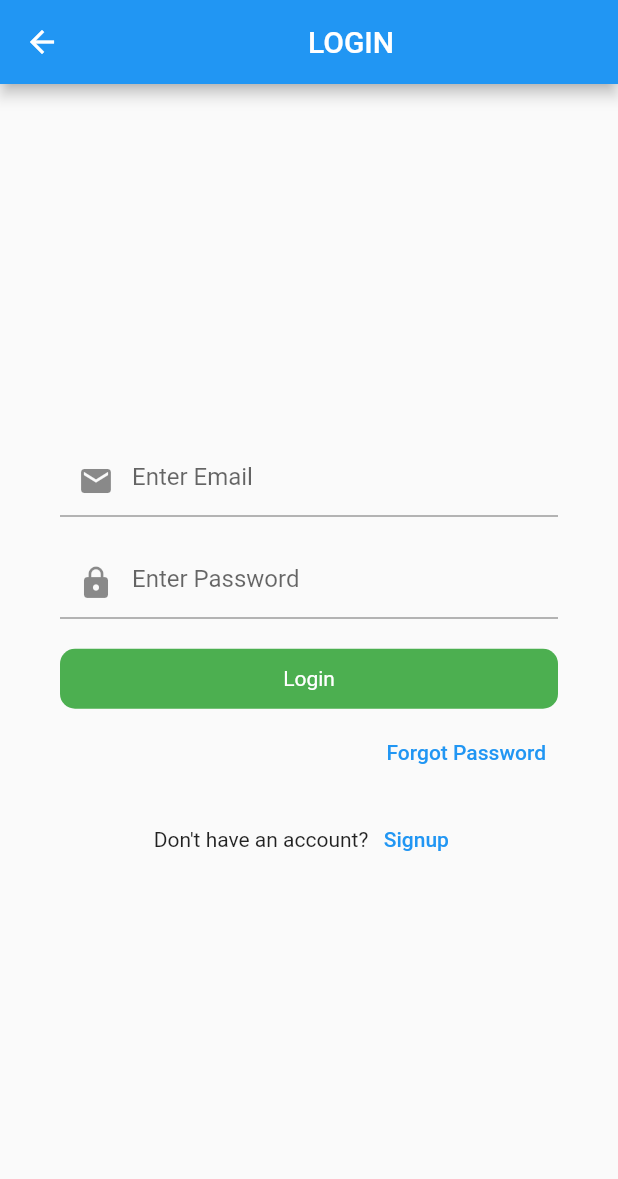
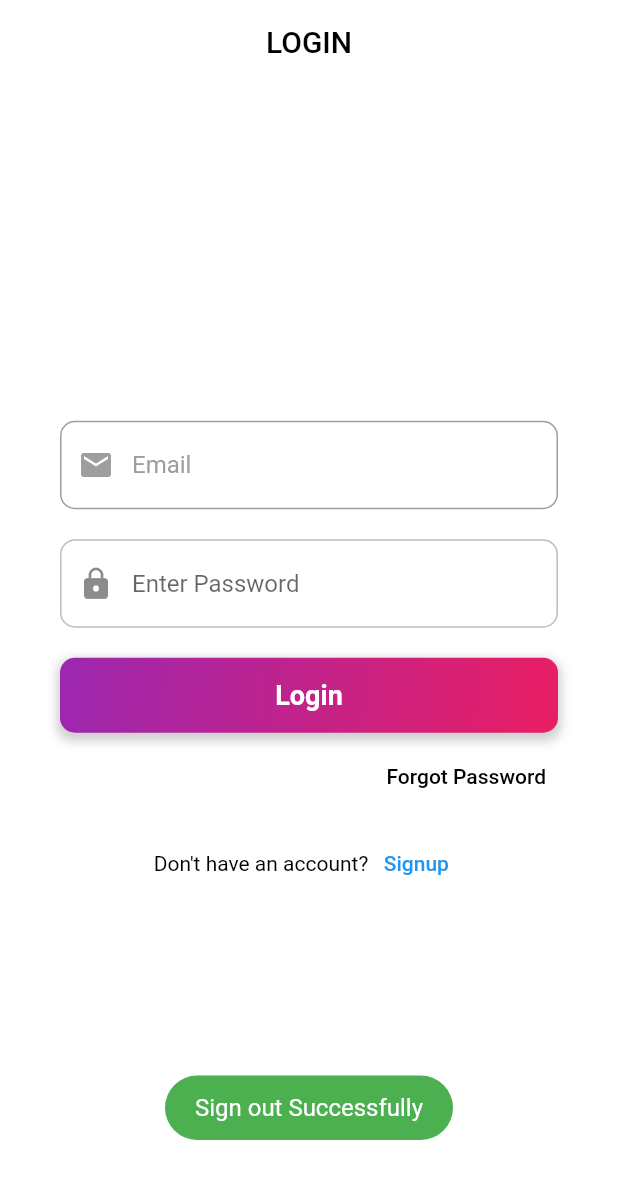
Before and after one commit to asadullah43/crud-app, a Flutter app: the DataScreen screen opened by its route, after a tap on the "logout" icon, on a phone screen of 412 x 824 dp. Shown: the top 1179 px of the screen. Run offline on Flutter 3.47's test engine with Material 2 defaults, Android fonts, the phone set to English and light mode, and no system bars; our stand-ins replace another_flushbar, cloud_firestore, firebase_auth, firebase_core, fluttertoast; accounts and stored records are empty.

Commit message:
changes in design

```diff
--- a/lib/res/color.dart
+++ /dev/null
@@ -1,5 +0,0 @@
-import 'package:flutter/material.dart';
-
-const Color whiteColor = Color(0xFFFFFFFF);
-
-const Color buttonColor = Colors.green;
--- a/lib/res/components/email_field.dart
+++ b/lib/res/components/email_field.dart
@@ -25,9 +25,28 @@ class EmailTextFormField extends StatelessWidget {
         emailFocusNode.unfocus();
         FocusScope.of(context).requestFocus(passwordFocusNode);
       },
-      decoration: const InputDecoration(
+      decoration: InputDecoration(
+        labelText: 'Email',
+        labelStyle: const TextStyle(color: Colors.grey),
         hintText: 'Enter Email',
-        prefixIcon: Icon(Icons.email),
+        hintStyle: const TextStyle(color: Colors.grey),
+        prefixIcon: const Icon(Icons.email, color: Colors.grey),
+        focusedBorder: OutlineInputBorder(
+          borderSide: const BorderSide(color: Colors.blue),
+          borderRadius: BorderRadius.circular(10),
+        ),
+        enabledBorder: OutlineInputBorder(
+          borderSide: const BorderSide(color: Colors.grey),
+          borderRadius: BorderRadius.circular(10),
+        ),
+        errorBorder: OutlineInputBorder(
+          borderSide: const BorderSide(color: Colors.red),
+          borderRadius: BorderRadius.circular(10),
+        ),
+        focusedErrorBorder: OutlineInputBorder(
+          borderSide: const BorderSide(color: Colors.red),
+          borderRadius: BorderRadius.circular(10),
+        ),
       ),
       validator: validator,
     );
--- a/lib/res/components/password_field.dart
+++ b/lib/res/components/password_field.dart
@@ -16,9 +16,26 @@ class PasswordTextFormField extends StatelessWidget {
       controller: controller,
       focusNode: FocusNode(),
       obscureText: true,
-      decoration: const InputDecoration(
+      decoration: InputDecoration(
         hintText: 'Enter Password',
-        prefixIcon: Icon(Icons.lock),
+        prefixIcon: const Icon(Icons.lock),
+        fillColor: Colors.grey[200],
+        enabledBorder: OutlineInputBorder(
+          borderRadius: BorderRadius.circular(10),
+          borderSide: BorderSide(color: Colors.grey.shade400),
+        ),
+        focusedBorder: OutlineInputBorder(
+          borderRadius: BorderRadius.circular(10),
+          borderSide: BorderSide(color: Theme.of(context).primaryColor),
+        ),
+        errorBorder: OutlineInputBorder(
+          borderRadius: BorderRadius.circular(10),
+          borderSide: BorderSide(color: Colors.red.shade300),
+        ),
+        focusedErrorBorder: OutlineInputBorder(
+          borderRadius: BorderRadius.circular(10),
+          borderSide: BorderSide(color: Colors.red.shade300),
+        ),
       ),
       validator: validator,
     );
--- a/lib/res/components/round_button.dart
+++ b/lib/res/components/round_button.dart
@@ -1,10 +1,10 @@
-import 'package:crud_app/res/color.dart';
 import 'package:flutter/material.dart';
 
 class RoundButton extends StatelessWidget {
   final String title;
   final bool loading;
   final VoidCallback onPress;
+
   const RoundButton({
     Key? key,
     required this.title,
@@ -17,18 +17,37 @@ class RoundButton extends StatelessWidget {
     return InkWell(
       onTap: onPress,
       child: Container(
-        height: 40,
+        height: 50,
         decoration: BoxDecoration(
-            color: buttonColor, borderRadius: BorderRadius.circular(10)),
+          gradient: const LinearGradient(
+            colors: [Colors.purple, Colors.pink],
+            begin: Alignment.topLeft,
+            end: Alignment.bottomRight,
+          ),
+          boxShadow: [
+            BoxShadow(
+              color: Colors.grey.withOpacity(0.5),
+              spreadRadius: 2,
+              blurRadius: 5,
+              offset: const Offset(0, 3),
+            ),
+          ],
+          borderRadius: BorderRadius.circular(10),
+        ),
         child: Center(
-            child: loading
-                ? const CircularProgressIndicator(
-                    color: whiteColor,
-                  )
-                : Text(
-                    title,
-                    style: const TextStyle(color: whiteColor),
-                  )),
+          child: loading
+              ? const CircularProgressIndicator(
+                  color: Colors.white,
+                )
+              : Text(
+                  title,
+                  style: const TextStyle(
+                    color: Colors.white,
+                    fontWeight: FontWeight.bold,
+                    fontSize: 18,
+                  ),
+                ),
+        ),
       ),
     );
   }
--- a/lib/view/add_data_screen.dart
+++ b/lib/view/add_data_screen.dart
@@ -52,7 +52,7 @@ class _AddDataScreenState extends State<AddDataScreen> {
                     loading = false;
                     Navigator.pushNamed(context, RoutesName.dataScreen);
                   });
-                  Utils().flushBarErrorMessage('data added', context);
+                  Utils().showSuccessToast('data added', context);
                 }).onError((error, stackTrace) {
                   setState(() {
                     loading = false;
--- a/lib/view/auth/forgot_password.dart
+++ b/lib/view/auth/forgot_password.dart
@@ -54,7 +54,8 @@ class _ForgotPasswordScreenState extends State<ForgotPasswordScreen> {
                   setState(() {
                     loading = false;
                   });
-                  Utils().flushBarErrorMessage('Check email', context);
+                  Utils()
+                      .showSuccessToast('Email has been send to you', context);
                 }).onError((error, stackTrace) {
                   setState(() {
                     loading = false;
--- a/lib/view/auth/login_screen.dart
+++ b/lib/view/auth/login_screen.dart
@@ -45,7 +45,20 @@ class _LoginScreenState extends State<LoginScreen> {
   @override
   Widget build(BuildContext context) {
     return Scaffold(
-      appBar: AppBar(title: const Center(child: Text('LOGIN'))),
+      backgroundColor: Colors.white,
+      appBar: AppBar(
+        backgroundColor: Colors.white,
+        elevation: 0,
+        title: const Center(
+          child: Text(
+            'LOGIN',
+            style: TextStyle(
+              color: Colors.black,
+            ),
+          ),
+        ),
+        automaticallyImplyLeading: false,
+      ),
       body: Padding(
         padding: const EdgeInsets.symmetric(horizontal: 40),
         child: Form(
@@ -74,7 +87,7 @@ class _LoginScreenState extends State<LoginScreen> {
                     controller: passwordController,
                     validator: (value) {
                       if (value!.isEmpty) {
-                        return 'Enter email';
+                        return 'Enter password';
                       } else {
                         return null;
                       }
@@ -97,7 +110,12 @@ class _LoginScreenState extends State<LoginScreen> {
                       onPressed: () {
                         Navigator.pushNamed(context, RoutesName.forgotPassword);
                       },
-                      child: const Text('Forgot Password'),
+                      child: const Text(
+                        'Forgot Password',
+                        style: TextStyle(
+                          color: Colors.black,
+                        ),
+                      ),
                     ),
                   ),
                   const SizedBox(
@@ -106,7 +124,12 @@ class _LoginScreenState extends State<LoginScreen> {
                   Row(
                     mainAxisAlignment: MainAxisAlignment.center,
                     children: [
-                      const Text("Don't have an account?"),
+                      const Text(
+                        "Don't have an account?",
+                        style: TextStyle(
+                          color: Colors.black,
+                        ),
+                      ),
                       TextButton(
                         onPressed: () {
                           Navigator.pushNamed(context, RoutesName.signup);
--- a/lib/view_model/login_services.dart
+++ b/lib/view_model/login_services.dart
@@ -16,7 +16,7 @@ class LoginServices {
             password: passwordController.text.toString())
         .then((value) {
       Navigator.pushNamed(context, RoutesName.dataScreen);
-      Utils().flushBarErrorMessage('Login Successfull', context);
+      Utils().showSuccessToast('Login Successfully', context);
     }).onError((error, stackTrace) {
       Utils().flushBarErrorMessage(error.toString(), context);
     });
--- a/lib/view_model/signout_view_model.dart
+++ b/lib/view_model/signout_view_model.dart
@@ -13,6 +13,7 @@ class SignOutViewModel {
   Future<void> signOut() async {
     await auth.signOut().then((value) {
       Navigator.pushNamed(context, RoutesName.login);
+      Utils().showSuccessToast('Sign out Successfully', context);
     }).onError((error, stackTrace) {
       Utils().flushBarErrorMessage(error.toString(), context);
     });
--- a/lib/view_model/signup_services.dart
+++ b/lib/view_model/signup_services.dart
@@ -16,7 +16,7 @@ class SignUpServices {
             password: passwordController.text.toString())
         .then((value) {
       Navigator.pushNamed(context, RoutesName.dataScreen);
-      Utils().flushBarErrorMessage('User Register Successfuly', context);
+      Utils().showSuccessToast('User Register Successfully', context);
     }).onError((error, stackTrace) {
       Utils().flushBarErrorMessage(error.toString(), context);
     });
--- a/pubspec.yaml
+++ b/pubspec.yaml
@@ -43,6 +43,7 @@ dependencies:
   firebase_database: ^10.0.10
   another_flushbar: ^1.12.29
   provider: ^6.0.5
+  fluttertoast: ^8.1.3
 
 
 dev_dependencies:
@@ -69,7 +70,7 @@ flutter:
 
   # To add assets to your application, add an assets section, like this:
   assets:
-    - assets/images/splash_screen.png
+    - assets/images/
 
 
   # An image asset can refer to one or more resolution-specific "variants", see
```
Also changed, not shown: lib/utils/utils.dart (+54 -15 lines), lib/view/auth/signup_screen.dart (+20 -3 lines), lib/view/data_screen.dart (+76 -58 lines), assets/images/login_image.png (added), pubspec.lock.
